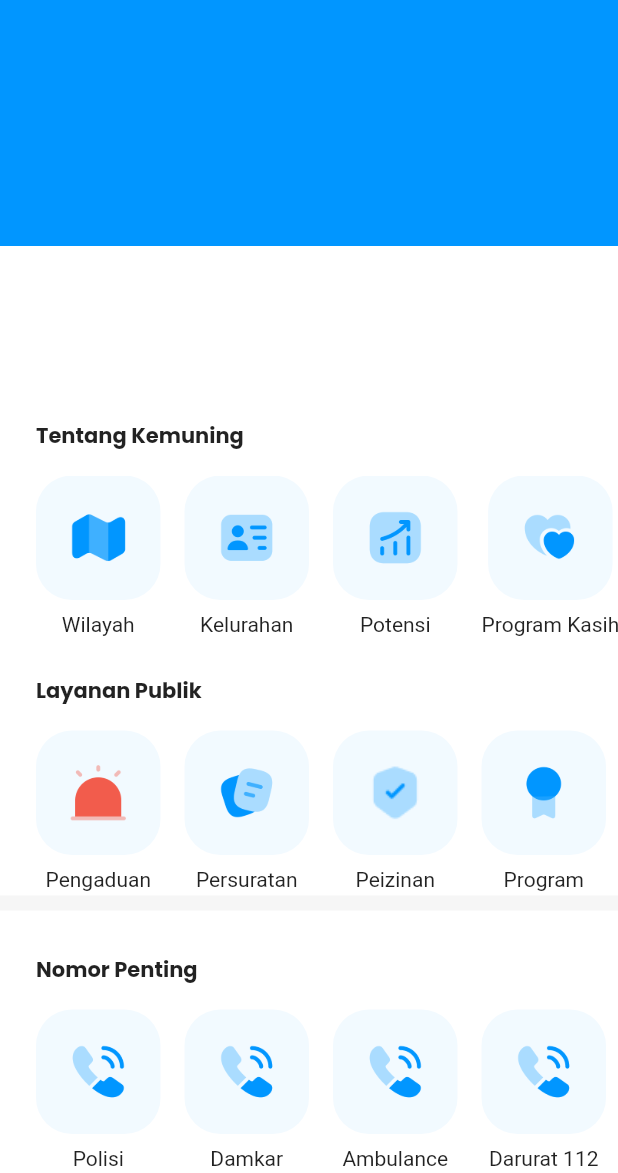
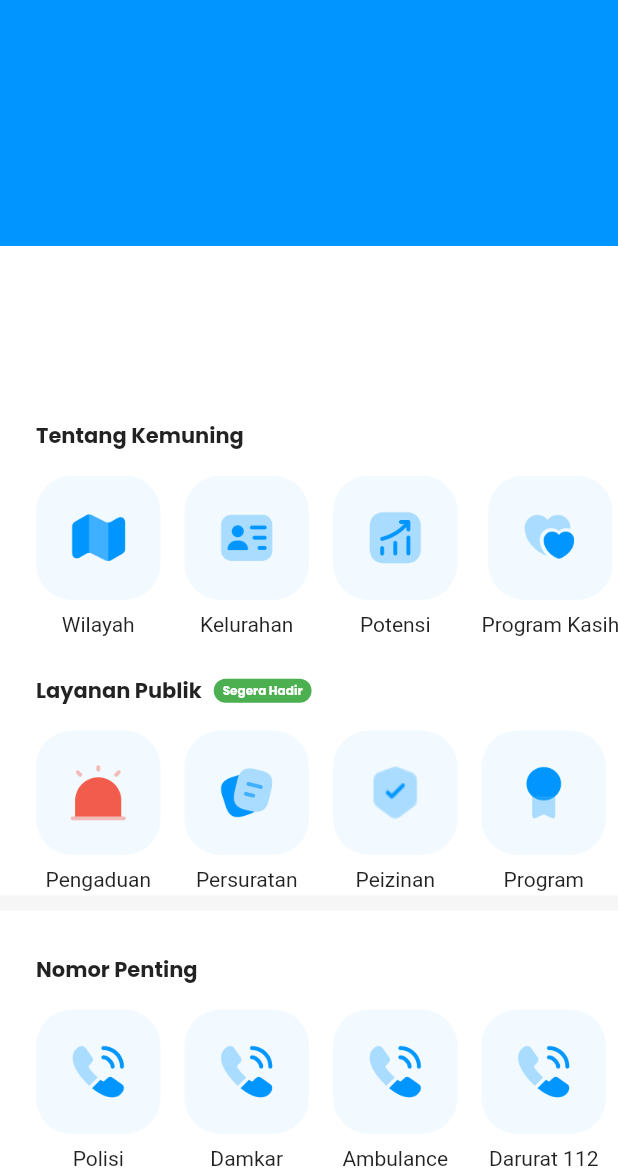
Before and after one commit to Husyam/E-Kemuning, a Flutter app: the screen it shows after launch, on a phone screen of 412 x 824 dp, the part 63-1236 px from its top. Run offline on Flutter 3.47's test engine with Material 2 defaults, Android fonts, the light colour scheme and no system bars; our stand-ins replace google_maps_flutter; missing offline and left inert: flutter_phone_direct_caller.

Commit message:
update pages

```diff
--- a/lib/Pages/detail_wilayah.dart
+++ b/lib/Pages/detail_wilayah.dart
@@ -63,9 +63,9 @@ class detailsWilayah extends StatelessWidget {
             //     ),
             //   ],
             // ),
-            SizedBox(
-              height: 16,
-            ),
+            // SizedBox(
+            //   height: 16,
+            // ),
             Column(
               children: [
                 Container(
--- a/lib/StackHome.dart
+++ b/lib/StackHome.dart
@@ -1,10 +1,14 @@
+import 'package:e_kemuning/Pages/Kelurahan_detail.dart';
 import 'package:flutter/material.dart';
 
 //import 'package:e_kemuning/Home.dart';
 import 'package:flutter_phone_direct_caller/flutter_phone_direct_caller.dart';
 import 'package:url_launcher/url_launcher.dart';
 import 'package:e_kemuning/Pages/detail_wilayah.dart';
-import 'package:e_kemuning/Pages/coming.dart';
+import 'package:e_kemuning/Pages/kelurahan';
+import 'package:e_kemuning/list_data.dart';
+
+import 'Pages/Lisview_activitiy.dart';
 
 class StackHome extends StatelessWidget {
   const StackHome({Key? key}) : super(key: key);
@@ -45,49 +49,6 @@ class StackHome extends StatelessWidget {
                   ),
                 ],
               ),
-              // Row(
-              //   mainAxisAlignment: MainAxisAlignment.start,
-              //   mainAxisSize: MainAxisSize.min,
-              //   children: <Widget>[
-              //     Padding(
-              //       padding: EdgeInsets.all(20),
-              //       child: Row(
-              //         children: [
-              //           Column(
-              //             children: [
-              //               const Text(
-              //                 'E-Kemuning',
-              //                 textAlign: TextAlign.left,
-              //                 style: TextStyle(
-              //                   fontSize: 24,
-              //                   color: Colors.white,
-              //                   fontWeight: FontWeight.bold,
-              //                   fontFamily: 'Poppins',
-              //                 ),
-              //               ),
-              //             ],
-              //           ),
-              //           Icon(
-              //             Icons.notification_important,
-              //             color: Colors.white,
-              //           ),
-              //           // SizedBox(
-              //           //   width: 1
-              //           // ),
-              //           // Column(
-              //           //   crossAxisAlignment: CrossAxisAlignment.end,
-              //           //   children: [
-              //           //     Icon(
-              //           //       Icons.notification_important,
-              //           //       color: Colors.white,
-              //           //     ),
-              //           //   ],
-              //           // ),
-              //         ],
-              //       ),
-              //     ),
-              //   ],
-              // ),
               Positioned(
                   // top: 150,
                   // left: 24,
@@ -226,7 +187,8 @@ class StackHome extends StatelessWidget {
                             onTap: () {
                               Navigator.push(context,
                                   MaterialPageRoute(builder: (context) {
-                                return comingSoon();
+                                    // return detailskelurahan();
+                                    return LisViewActivity(title: 'Data List Kemuning',);
                               }));
                             },
                             child: Container(
@@ -358,6 +320,26 @@ class StackHome extends StatelessWidget {
                           fontWeight: FontWeight.bold,
                           fontFamily: 'Poppins',
                         ),
+                      ),
+                    ),
+                    SizedBox(width: 8,),
+                    Container(
+                      padding: EdgeInsets.only(top: 2,right: 6,bottom: 2,left: 6),
+                      child: Text(
+                        'Segera Hadir',
+                        textAlign: TextAlign.center,
+                        style: TextStyle(
+                          color: Colors.white,
+                          fontSize: 8,
+                          fontWeight: FontWeight.bold,
+                          fontFamily: 'Poppins',
+                        ),
+                      ),
+                      decoration: BoxDecoration(
+                        color: Colors.green,
+                        borderRadius: BorderRadius.circular(24),
+                        //color: Colors.transparent,
+                        shape: BoxShape.rectangle,
                       ),
                     ),
                   ],
--- a/lib/main.dart
+++ b/lib/main.dart
@@ -22,7 +22,7 @@ class MyApp extends StatelessWidget {
       theme: ThemeData(
         primarySwatch: Colors.blue,
       ),
-      home: StackHome(),
+      home: const StackHome(),
     );
   }
 }
```
Also changed, not shown: lib/Pages/Kelurahan_detail.dart (added, +87 -0 lines), lib/Pages/Lisview_activitiy.dart (added, +39 -0 lines), lib/Pages/listview_title.dart (+16 -0 lines), lib/list_data.dart (+28 -0 lines), lib/list_kelurahan.dart (added, +19 -0 lines), assets/images/Kelurahan.png (added), 1 other file.
